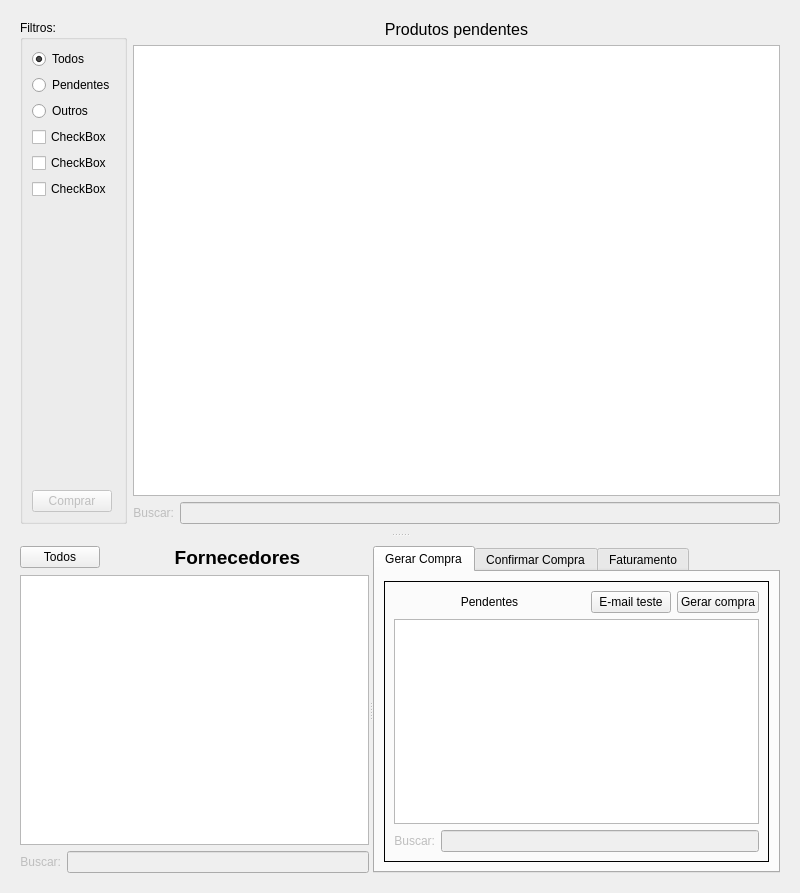
Old version of the form ui/widgetcompra.ui in the repository lellisls/ERP-STACCATO.
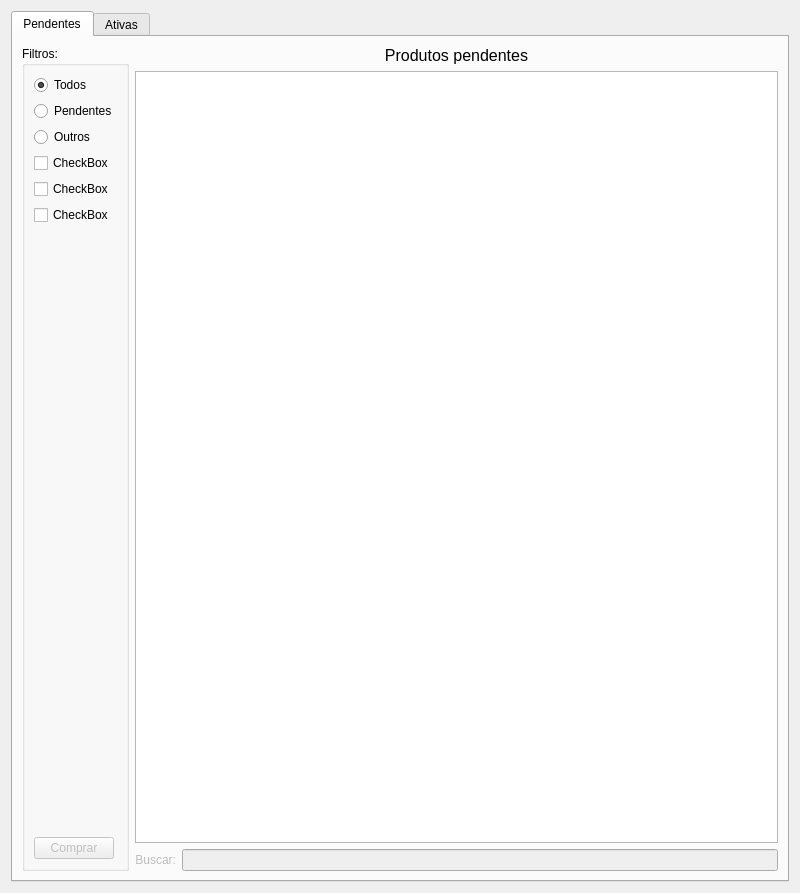
New version of the form. Custom widgets are drawn as their Qt base class.

Commit message: Separado WidgetCompra em abas

Diff of the .ui file:
```diff
--- a/ui/widgetcompra.ui
+++ b/ui/widgetcompra.ui
@@ -15,15 +15,15 @@
   </property>
   <layout class="QGridLayout" name="gridLayout_2">
    <item row="0" column="0">
-    <widget class="QSplitter" name="splitter_3">
-     <property name="orientation">
-      <enum>Qt::Vertical</enum>
+    <widget class="QTabWidget" name="tabWidget">
+     <property name="currentIndex">
+      <number>0</number>
      </property>
-     <property name="childrenCollapsible">
-      <bool>false</bool>
-     </property>
-     <widget class="QFrame" name="frame_2">
-      <layout class="QGridLayout" name="gridLayout_16">
+     <widget class="QWidget" name="tab_4">
+      <attribute name="title">
+       <string>Pendentes</string>
+      </attribute>
+      <layout class="QGridLayout" name="gridLayout_4">
        <item row="0" column="0">
         <layout class="QGridLayout" name="gridLayout">
          <item row="2" column="2">
@@ -173,8 +173,11 @@
        </item>
       </layout>
      </widget>
-     <widget class="QFrame" name="frame_3">
-      <layout class="QGridLayout" name="gridLayout_24">
+     <widget class="QWidget" name="tab_5">
+      <attribute name="title">
+       <string>Ativas</string>
+      </attribute>
+      <layout class="QGridLayout" name="gridLayout_3">
        <item row="0" column="0">
         <widget class="QSplitter" name="splitter_5">
          <property name="orientation">
```
The commit also changes 1 other file.
